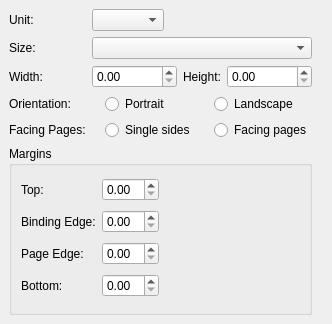
KDE/calligra, file kword/part/dialog/KWPageLayout.ui: the form before one commit.
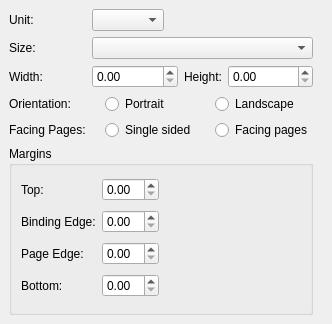
The form after the commit. Custom widgets are drawn as their Qt base class.

Patch:
```diff
--- a/kword/part/dialog/KWPageLayout.ui
+++ b/kword/part/dialog/KWPageLayout.ui
@@ -198,7 +198,7 @@
    <item row="4" column="2" >
     <widget class="QRadioButton" name="singleSided" >
      <property name="text" >
-      <string>Single sides</string>
+      <string>Single sided</string>
      </property>
     </widget>
    </item>
```
Left out of the diff: 2 changed lines with no effect on the pictures.
